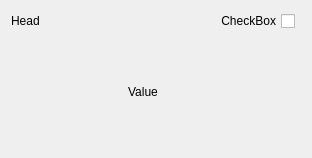
First picture: the form in RSCAN_DOSE/src/widgets/widgetvaluechecked.ui, repository niitfa/RSCAN_DOSE_GUI, before the edit.
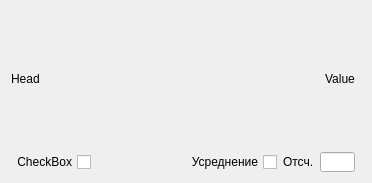
Second picture: the form after the edit.

Commit message: average + center + graph update

```diff
--- a/RSCAN_DOSE/src/widgets/widgetvaluechecked.ui
+++ b/RSCAN_DOSE/src/widgets/widgetvaluechecked.ui
@@ -6,16 +6,16 @@
    <rect>
     <x>0</x>
     <y>0</y>
-    <width>312</width>
-    <height>158</height>
+    <width>372</width>
+    <height>183</height>
    </rect>
   </property>
   <property name="windowTitle">
    <string>Form</string>
   </property>
-  <layout class="QHBoxLayout" name="horizontalLayout_3">
+  <layout class="QHBoxLayout" name="horizontalLayout_3" stretch="0,0">
    <item>
-    <layout class="QVBoxLayout" name="verticalLayout_border">
+    <layout class="QVBoxLayout" name="verticalLayout_border" stretch="1,0">
      <item>
       <layout class="QHBoxLayout" name="horizontalLayout_2">
        <item>
@@ -39,20 +39,6 @@
         </spacer>
        </item>
        <item>
-        <widget class="QCheckBox" name="checkBox">
-         <property name="layoutDirection">
-          <enum>Qt::RightToLeft</enum>
-         </property>
-         <property name="text">
-          <string>CheckBox</string>
-         </property>
-        </widget>
-       </item>
-      </layout>
-     </item>
-     <item>
-      <layout class="QHBoxLayout" name="horizontalLayout">
-       <item>
         <widget class="QLabel" name="label_value">
          <property name="text">
           <string>Value</string>
@@ -62,19 +48,69 @@
          </property>
         </widget>
        </item>
+      </layout>
+     </item>
+     <item>
+      <layout class="QHBoxLayout" name="horizontalLayout_4">
        <item>
-        <spacer name="verticalSpacer">
+        <widget class="QCheckBox" name="checkBox">
+         <property name="layoutDirection">
+          <enum>Qt::RightToLeft</enum>
+         </property>
+         <property name="text">
+          <string>CheckBox</string>
+         </property>
+        </widget>
+       </item>
+       <item>
+        <spacer name="horizontalSpacer_2">
          <property name="orientation">
-          <enum>Qt::Vertical</enum>
+          <enum>Qt::Horizontal</enum>
          </property>
          <property name="sizeHint" stdset="0">
           <size>
-           <width>20</width>
-           <height>40</height>
+           <width>40</width>
+           <height>20</height>
           </size>
          </property>
         </spacer>
        </item>
+       <item>
+        <widget class="QCheckBox" name="checkBox_averaging">
+         <property name="layoutDirection">
+          <enum>Qt::RightToLeft</enum>
+         </property>
+         <property name="text">
+          <string>Усреднение</string>
+         </property>
+        </widget>
+       </item>
+       <item>
+        <widget class="QLabel" name="label_count">
+         <property name="text">
+          <string>Отсч.</string>
+         </property>
+        </widget>
+       </item>
+       <item>
+        <widget class="QLineEdit" name="lineEdit_averagingLevel">
+         <property name="minimumSize">
+          <size>
+           <width>35</width>
+           <height>20</height>
+          </size>
+         </property>
+         <property name="maximumSize">
+          <size>
+           <width>35</width>
+           <height>20</height>
+          </size>
+         </property>
+         <property name="alignment">
+          <set>Qt::AlignRight|Qt::AlignTrailing|Qt::AlignVCenter</set>
+         </property>
+        </widget>
+       </item>
       </layout>
      </item>
     </layout>
```
The commit also changes 24 other files.
